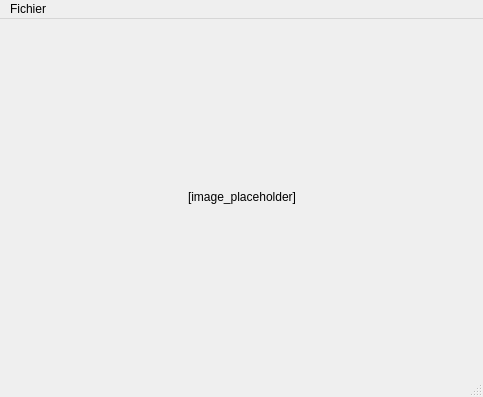
Old version of the form tp1/WorkspaceWindow.ui in the repository joelrandria/analyse_tp1.
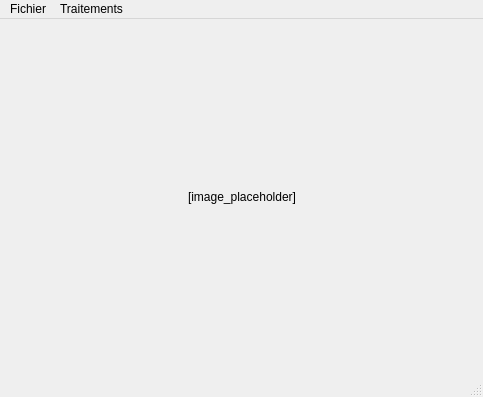
New version of the form.

What changed in the file:
```diff
--- a/tp1/WorkspaceWindow.ui
+++ b/tp1/WorkspaceWindow.ui
@@ -77,7 +77,14 @@
     <addaction name="separator"/>
     <addaction name="actionCloseFile"/>
    </widget>
+   <widget class="QMenu" name="menuTraitements">
+    <property name="title">
+     <string>Traitements</string>
+    </property>
+    <addaction name="actionEdgeDetection"/>
+   </widget>
    <addaction name="menuFichier"/>
+   <addaction name="menuTraitements"/>
   </widget>
   <widget class="QStatusBar" name="statusbar"/>
   <action name="actionOpenFile">
```
Left out of the diff: 5 changed lines with no effect on the pictures.
